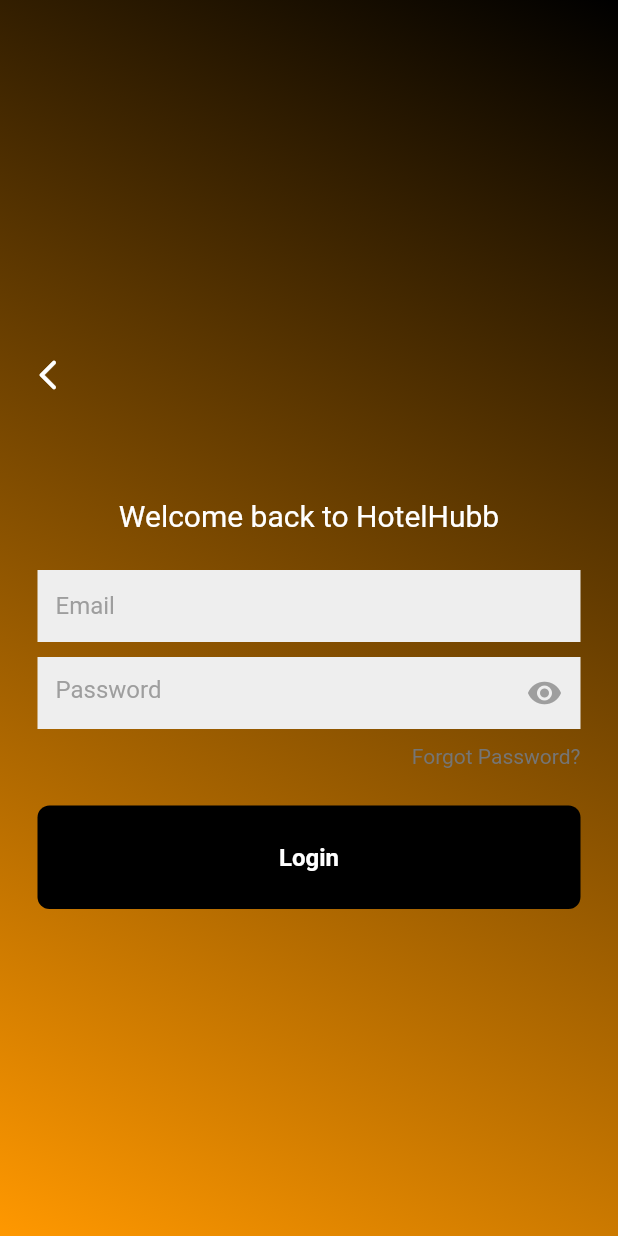
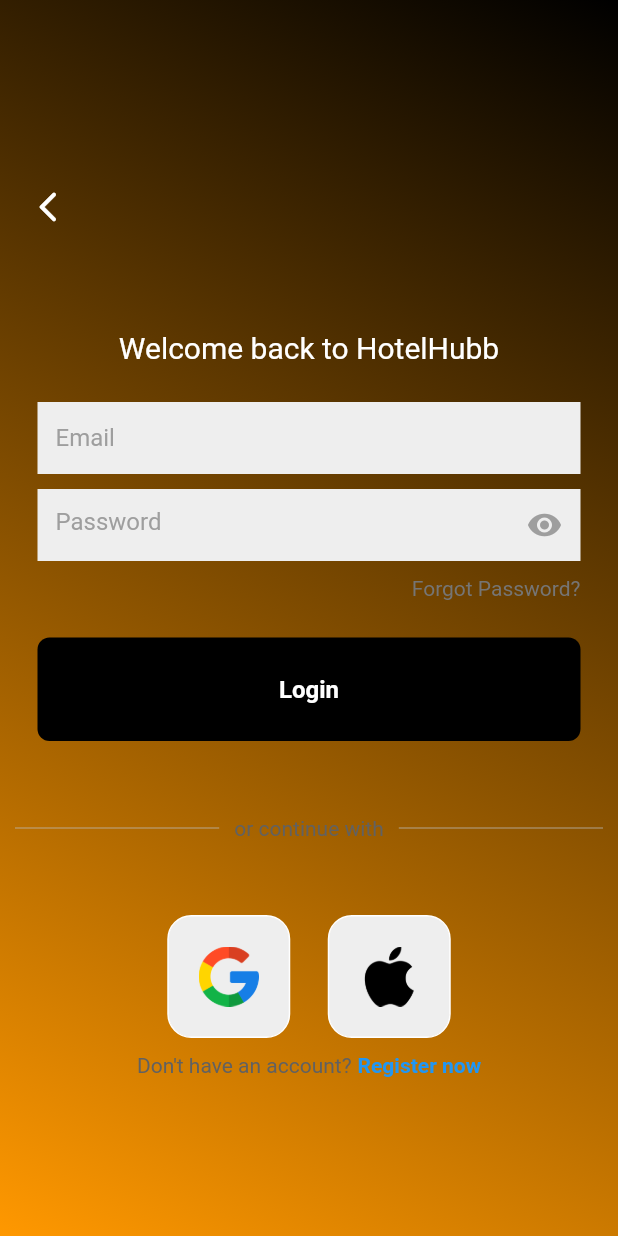
Before and after one commit to BrianKawinzi/hotelhubb, a Flutter app: the screen it shows after launch, on a phone screen of 412 x 824 dp. Run offline on Flutter 3.47's test engine with Material 2 defaults, Android fonts, the phone set to English and light mode, and no system bars.

Commit message:
login page ui complete

```diff
--- /dev/null
+++ b/lib/pages/components/square_tile.dart
@@ -0,0 +1,25 @@
+import 'package:flutter/material.dart';
+
+class SquareTile extends StatelessWidget {
+  final String imagepath;
+  const SquareTile({
+    super.key,
+    required this.imagepath,
+    });
+
+  @override
+  Widget build(BuildContext context) {
+    return Container(
+      padding: EdgeInsets.all(20),
+      decoration: BoxDecoration(
+        border: Border.all(color: Colors.white),
+        borderRadius: BorderRadius.circular(16),
+        color: Colors.grey[200],
+      ),
+      child: Image.asset(
+        imagepath,
+        height: 40,
+      ),
+    );
+  }
+}
--- a/lib/pages/login_page.dart
+++ b/lib/pages/login_page.dart
@@ -2,6 +2,7 @@ import 'package:flutter/material.dart';
 import 'package:hotelhubb/pages/components/normalTF.dart';
 import 'package:hotelhubb/pages/components/passwordTF.dart';
 import 'package:hotelhubb/pages/components/my_button.dart';
+import 'package:hotelhubb/pages/components/square_tile.dart';
 
 class LoginScreen extends StatelessWidget {
   LoginScreen({super.key});
@@ -95,11 +96,71 @@ class LoginScreen extends StatelessWidget {
                   buttonText: "Login",
                 ),
 
+                const SizedBox(height: 50),
+
                 //or continue with
+                Padding(
+                  padding: const EdgeInsets.symmetric(horizontal: 10.0),
+                  child: Row(
+                    children: [
+                      Expanded(
+                        child: Divider(
+                          thickness: 0.5,
+                          color: Colors.grey[400],
+                        ),
+                      ),
+                      Padding(
+                        padding: const EdgeInsets.symmetric(horizontal: 10.0),
+                        child: Text(
+                          'or continue with',
+                          style: TextStyle(color: Colors.grey[700]),
+                        ),
+                      ),
+                      Expanded(
+                        child: Divider(
+                          thickness: 0.5,
+                          color: Colors.grey[400],
+                        ),
+                      )
+                    ],
+                  ),
+                ),
+
+                const SizedBox(height: 50),
 
                 //google + apple sign in buttons
+                Row(
+                  mainAxisAlignment: MainAxisAlignment.center,
+                  children: [
+                    //google button
+                    SquareTile(imagepath: 'lib/assets/google.png'),
+
+                    SizedBox(width: 25),
+
+                    //apple button
+                    SquareTile(imagepath: 'lib/assets/apple.png'),
+                  ],
+                ),
+                const SizedBox(height: 10),
 
                 //not a member register now
+                Row(
+                  mainAxisAlignment: MainAxisAlignment.center,
+                  children: [
+                    Text(
+                      'Don\'t have an account?',
+                      style: TextStyle(color: Colors.grey[700]),
+                    ),
+                    const SizedBox(width: 4),
+                    const Text(
+                      'Register now',
+                      style: TextStyle(
+                        color: Colors.blue,
+                        fontWeight: FontWeight.bold,
+                      ),
+                    ),
+                  ],
+                )
               ],
             ),
           ),
--- a/pubspec.yaml
+++ b/pubspec.yaml
@@ -59,7 +59,9 @@ flutter:
   uses-material-design: true
 
   # To add assets to your application, add an assets section, like this:
-  # assets:
+  assets:
+      - lib/assets/google.png
+      - lib/assets/apple.png
   #   - images/a_dot_burr.jpeg
   #   - images/a_dot_ham.jpeg
 
```
Also changed, not shown: lib/assets/apple.png (added), lib/assets/google.png (added).
